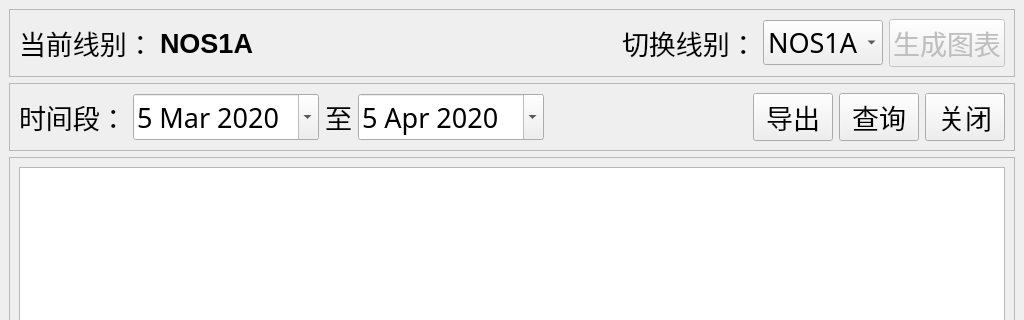
First picture: the form in qt5_proj/monthlyDefStasticForm.ui, repository clang2you/packing_defective, before the edit; both pictures show x 0 to 1024 and y 0 to 320 of the 1024 by 700 pixel window.
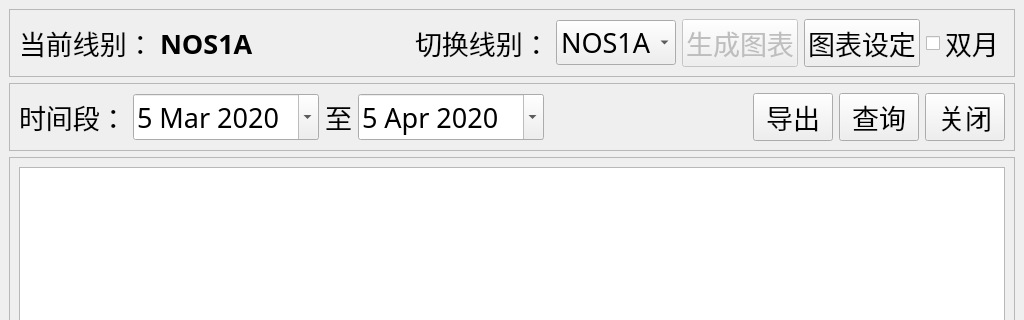
Second picture: the form after the edit.

Diff of the .ui file:
```diff
--- a/qt5_proj/monthlyDefStasticForm.ui
+++ b/qt5_proj/monthlyDefStasticForm.ui
@@ -55,7 +55,7 @@
         <widget class="QLabel" name="label_2">
          <property name="font">
           <font>
-           <family>Microsoft YaHei UI</family>
+           <family>微软雅黑</family>
            <pointsize>20</pointsize>
            <weight>75</weight>
            <bold>true</bold>
@@ -79,17 +79,11 @@
          </property>
         </spacer>
        </item>
-       <item>
-        <widget class="QLabel" name="label_5">
-         <property name="text">
-          <string/>
-         </property>
-        </widget>
-       </item>
        <item>
         <widget class="QLabel" name="label_6">
          <property name="font">
           <font>
+           <family>微软雅黑</family>
            <pointsize>20</pointsize>
           </font>
          </property>
@@ -108,6 +102,7 @@
          </property>
          <property name="font">
           <font>
+           <family>微软雅黑</family>
            <pointsize>20</pointsize>
           </font>
          </property>
@@ -150,6 +145,7 @@
          </property>
          <property name="font">
           <font>
+           <family>微软雅黑</family>
            <pointsize>20</pointsize>
           </font>
          </property>
@@ -158,6 +154,34 @@
          </property>
         </widget>
        </item>
+       <item>
+        <widget class="QPushButton" name="pushButton_5">
+         <property name="font">
+          <font>
+           <family>微软雅黑</family>
+           <pointsize>20</pointsize>
+           <weight>50</weight>
+           <bold>false</bold>
+          </font>
+         </property>
+         <property name="text">
+          <string>图表设定</string>
+         </property>
+        </widget>
+       </item>
+       <item>
+        <widget class="QCheckBox" name="checkBox">
+         <property name="font">
+          <font>
+           <family>微软雅黑</family>
+           <pointsize>20</pointsize>
+          </font>
+         </property>
+         <property name="text">
+          <string>双月</string>
+         </property>
+        </widget>
+       </item>
       </layout>
      </widget>
     </item>
@@ -260,6 +284,13 @@
          </property>
         </spacer>
        </item>
+       <item>
+        <widget class="QLabel" name="label_5">
+         <property name="text">
+          <string/>
+         </property>
+        </widget>
+       </item>
        <item>
         <widget class="QPushButton" name="pushButton">
          <property name="font">
```
Left out of the diff: 15 changed lines with no effect on the pictures.
